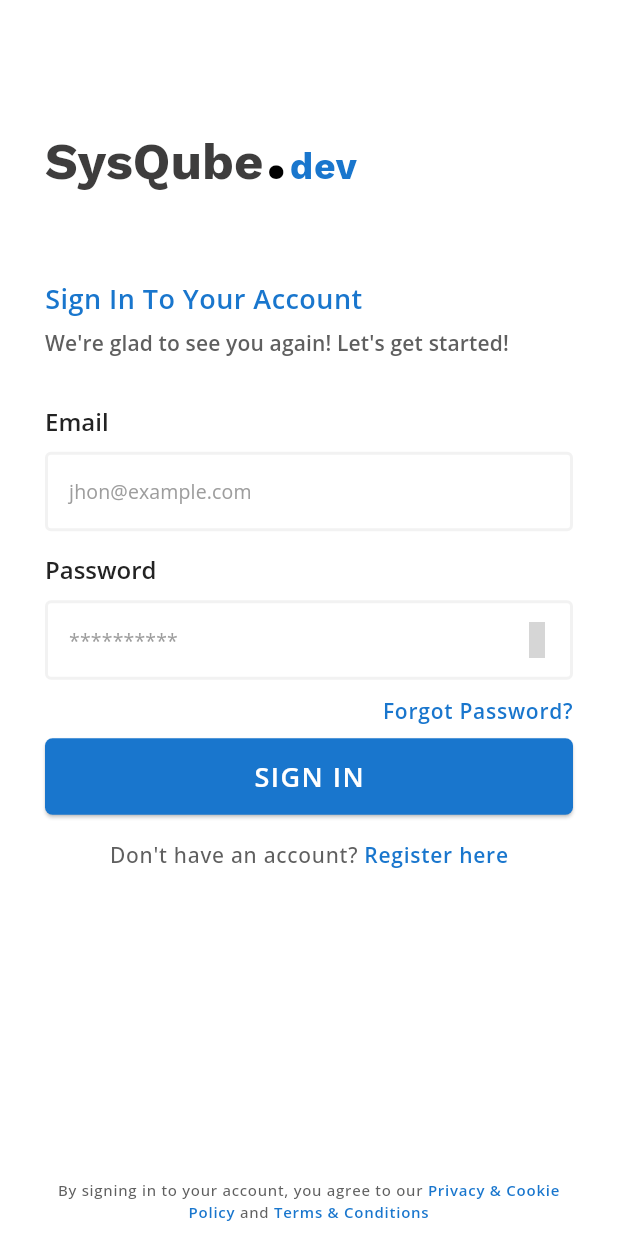
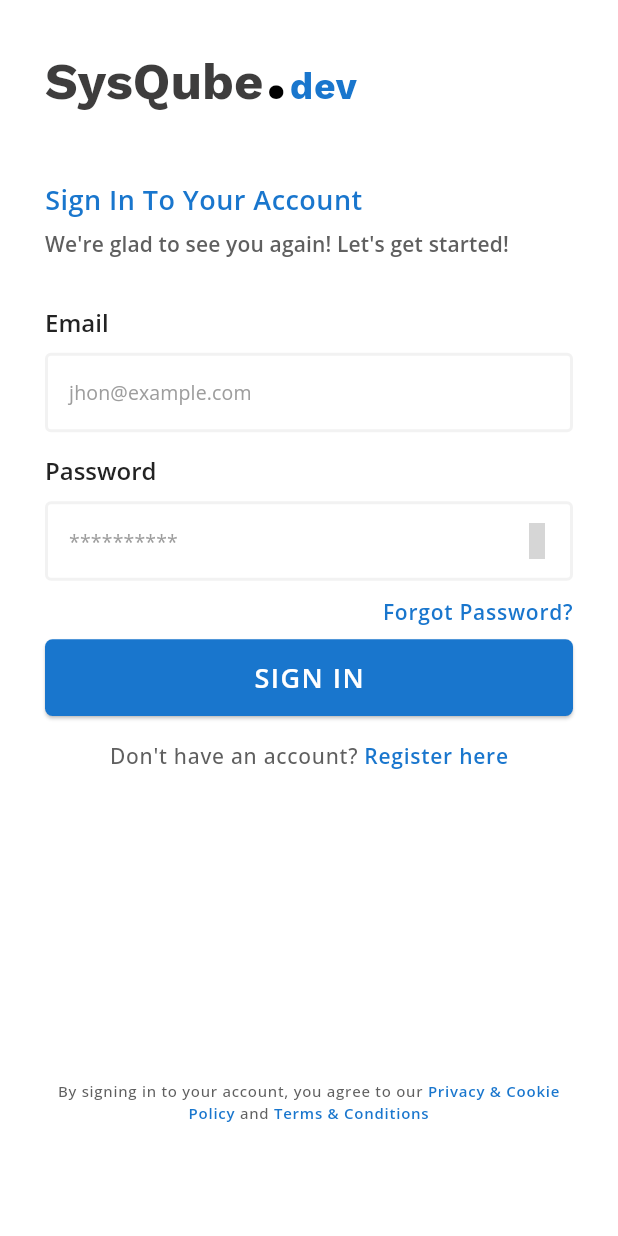
Before and after one commit to Sabinkc/ecommerce_template, a Flutter app: the screen it shows after launch, on a phone screen of 412 x 824 dp. Run offline on Flutter 3.47's test engine with Material 3 defaults, Android fonts, the phone set to English and light mode, and no system bars; drawn by our look-alikes of keyboard_dismisser; our stand-ins replace get, icons_plus, smooth_page_indicator; grey boxes are pictures that could not be loaded.

Commit message:
Hot Fixes

```diff
--- a/lib/common/screens/landing.dart
+++ b/lib/common/screens/landing.dart
@@ -27,7 +27,7 @@ class LandingScreen extends StatelessWidget {
       bottomNavigationBar: Obx(
         () => SizedBox(
           width: size.width,
-          height: size.height * 0.1,
+          height: size.height * 0.12,
           child: BottomNavigationBar(
             type: BottomNavigationBarType.fixed,
             showUnselectedLabels: true,
--- a/lib/features/authentication/screen/login.dart
+++ b/lib/features/authentication/screen/login.dart
@@ -27,17 +27,15 @@ class LoginScreen extends StatelessWidget {
       child: Scaffold(
         body: SafeArea(
           child: SingleChildScrollView(
+            physics: const ClampingScrollPhysics(),
             child: Padding(
               padding: const EdgeInsets.symmetric(horizontal: 30, vertical: 10),
               child: Column(
                 crossAxisAlignment: CrossAxisAlignment.start,
                 children: [
-                  SizedBox(
-                    height: size.height * 0.065,
-                  ),
                   const Logo(),
                   SizedBox(
-                    height: size.height * 0.065,
+                    height: size.height * 0.05,
                   ),
                   Text(
                     "Sign In To Your Account",
```
Also changed, not shown: lib/main.dart (+11 -0 lines).
